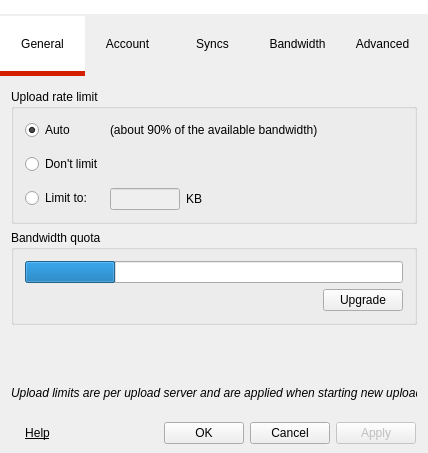
Above: Source/MEGASync/gui/SettingsDialog.ui from meganz/MEGAsync before the change. Below: the same form after it.
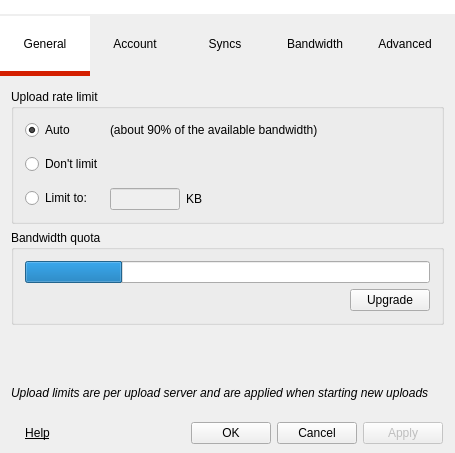
That is the form after the change. The open tabs and pages were chosen to show the change. Icons and pictures are not drawn.

Diff of the .ui file:
```diff
--- a/Source/MEGASync/gui/SettingsDialog.ui
+++ b/Source/MEGASync/gui/SettingsDialog.ui
@@ -9,19 +9,19 @@
    <rect>
     <x>0</x>
     <y>0</y>
-    <width>428</width>
+    <width>455</width>
     <height>453</height>
    </rect>
   </property>
   <property name="minimumSize">
    <size>
-    <width>428</width>
+    <width>455</width>
     <height>453</height>
    </size>
   </property>
   <property name="maximumSize">
    <size>
-    <width>430</width>
+    <width>455</width>
     <height>453</height>
    </size>
   </property>
@@ -102,13 +102,13 @@
        <widget class="QToolButton" name="bGeneral">
         <property name="minimumSize">
          <size>
-          <width>85</width>
+          <width>90</width>
           <height>60</height>
          </size>
         </property>
         <property name="maximumSize">
          <size>
-          <width>85</width>
+          <width>90</width>
           <height>60</height>
          </size>
         </property>
@@ -143,13 +143,13 @@
        <widget class="QToolButton" name="bAccount">
         <property name="minimumSize">
          <size>
-          <width>85</width>
+          <width>90</width>
           <height>60</height>
          </size>
         </property>
         <property name="maximumSize">
          <size>
-          <width>85</width>
+          <width>90</width>
           <height>60</height>
          </size>
         </property>
@@ -178,13 +178,13 @@
        <widget class="QToolButton" name="bSyncs">
         <property name="minimumSize">
          <size>
-          <width>85</width>
+          <width>90</width>
           <height>60</height>
          </size>
         </property>
         <property name="maximumSize">
          <size>
-          <width>85</width>
+          <width>90</width>
           <height>60</height>
          </size>
         </property>
@@ -213,13 +213,13 @@
        <widget class="QToolButton" name="bBandwidth">
         <property name="minimumSize">
          <size>
-          <width>85</width>
+          <width>90</width>
           <height>60</height>
          </size>
         </property>
         <property name="maximumSize">
          <size>
-          <width>85</width>
+          <width>90</width>
           <height>60</height>
          </size>
         </property>
@@ -248,13 +248,13 @@
        <widget class="QToolButton" name="bAdvanced">
         <property name="minimumSize">
          <size>
-          <width>85</width>
+          <width>90</width>
           <height>60</height>
          </size>
         </property>
         <property name="maximumSize">
          <size>
-          <width>85</width>
+          <width>90</width>
           <height>60</height>
          </size>
         </property>
@@ -291,13 +291,13 @@
       <widget class="QLabel" name="lHeader">
        <property name="minimumSize">
         <size>
-         <width>428</width>
+         <width>0</width>
          <height>0</height>
         </size>
        </property>
        <property name="maximumSize">
         <size>
-         <width>428</width>
+         <width>16777215</width>
          <height>16777215</height>
         </size>
        </property>
@@ -994,6 +994,12 @@
        </item>
        <item>
         <widget class="QLabel" name="label">
+         <property name="minimumSize">
+          <size>
+           <width>0</width>
+           <height>0</height>
+          </size>
+         </property>
          <property name="font">
           <font>
            <italic>true</italic>
@@ -1002,6 +1008,9 @@
          <property name="text">
           <string>Upload limits are per upload server and are applied when starting new uploads</string>
          </property>
+         <property name="wordWrap">
+          <bool>true</bool>
+         </property>
          <property name="margin">
           <number>10</number>
          </property>
```
Left out of the diff: 4 changed lines with no effect on the pictures.
